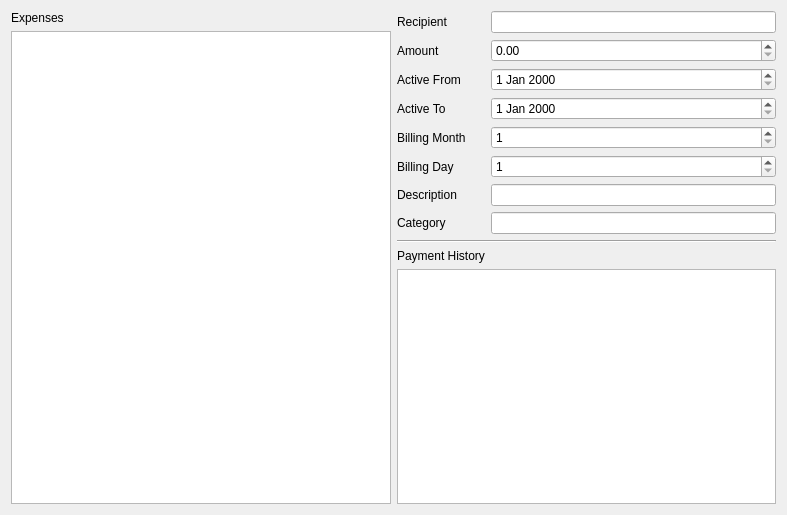
First picture: the form in src/recurring_expenses/recurringexpensesoverview.ui, repository lambda-snail/juno, before the edit.
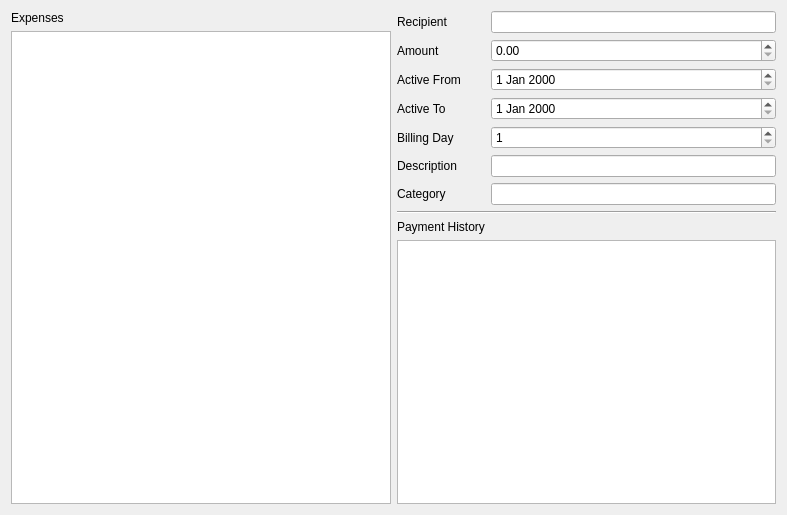
Second picture: the form after the edit.

Commit message: add qlist view and qdata widget mapper for recurring expenses

Patch:
```diff
--- a/src/recurring_expenses/recurringexpensesoverview.ui
+++ b/src/recurring_expenses/recurringexpensesoverview.ui
@@ -71,30 +71,13 @@
       <widget class="QDateEdit" name="activeToDateEdit"/>
      </item>
      <item row="4" column="0">
-      <widget class="QLabel" name="billingMonthLabel">
-       <property name="text">
-        <string>Billing Month</string>
-       </property>
-      </widget>
-     </item>
-     <item row="4" column="1">
-      <widget class="QSpinBox" name="billingMonthSpinBox">
-       <property name="minimum">
-        <number>1</number>
-       </property>
-       <property name="maximum">
-        <number>12</number>
-       </property>
-      </widget>
-     </item>
-     <item row="5" column="0">
       <widget class="QLabel" name="billingDayLabel">
        <property name="text">
         <string>Billing Day</string>
        </property>
       </widget>
      </item>
-     <item row="5" column="1">
+     <item row="4" column="1">
       <widget class="QSpinBox" name="billingDaySpinBox">
        <property name="suffix">
         <string/>
@@ -107,47 +90,47 @@
        </property>
       </widget>
      </item>
-     <item row="6" column="0">
+     <item row="5" column="0">
       <widget class="QLabel" name="descriptionLabel">
        <property name="text">
         <string>Description</string>
        </property>
       </widget>
      </item>
-     <item row="6" column="1">
+     <item row="5" column="1">
       <widget class="QLineEdit" name="descriptionLineEdit">
        <property name="text">
         <string notr="true"/>
        </property>
       </widget>
      </item>
-     <item row="7" column="0">
+     <item row="6" column="0">
       <widget class="QLabel" name="categoryLabel">
        <property name="text">
         <string>Category</string>
        </property>
       </widget>
      </item>
-     <item row="7" column="1">
+     <item row="6" column="1">
       <widget class="QLineEdit" name="categoryLineEdit"/>
      </item>
-     <item row="10" column="0" colspan="2">
-      <widget class="QTableView" name="relatedExpensesView"/>
-     </item>
-     <item row="8" column="0" colspan="2">
+     <item row="7" column="0" colspan="2">
       <widget class="Line" name="line">
        <property name="orientation">
         <enum>Qt::Orientation::Horizontal</enum>
        </property>
       </widget>
      </item>
-     <item row="9" column="0">
+     <item row="8" column="0">
       <widget class="QLabel" name="expensesLabel">
        <property name="text">
         <string>Payment History</string>
        </property>
       </widget>
      </item>
+     <item row="9" column="0" colspan="2">
+      <widget class="QTableView" name="relatedExpensesView"/>
+     </item>
     </layout>
    </item>
   </layout>
```
Left out of the diff: 12 changed lines with no effect on the pictures. The commit also changes 2 other files.
